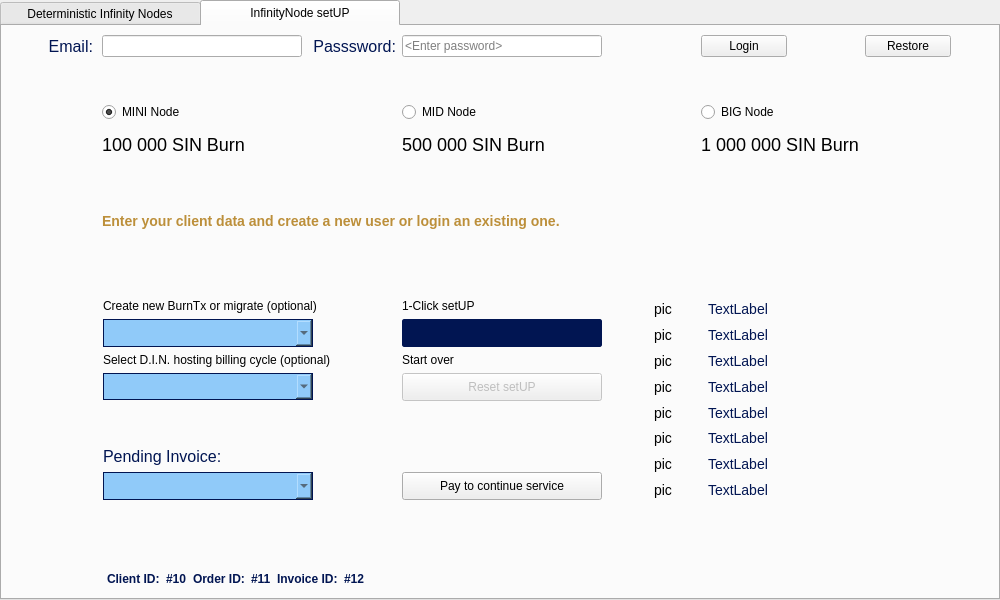
First picture: the form in src/qt/forms/masternodelist.ui, repository hardwarewise/SIN-core, before the edit.
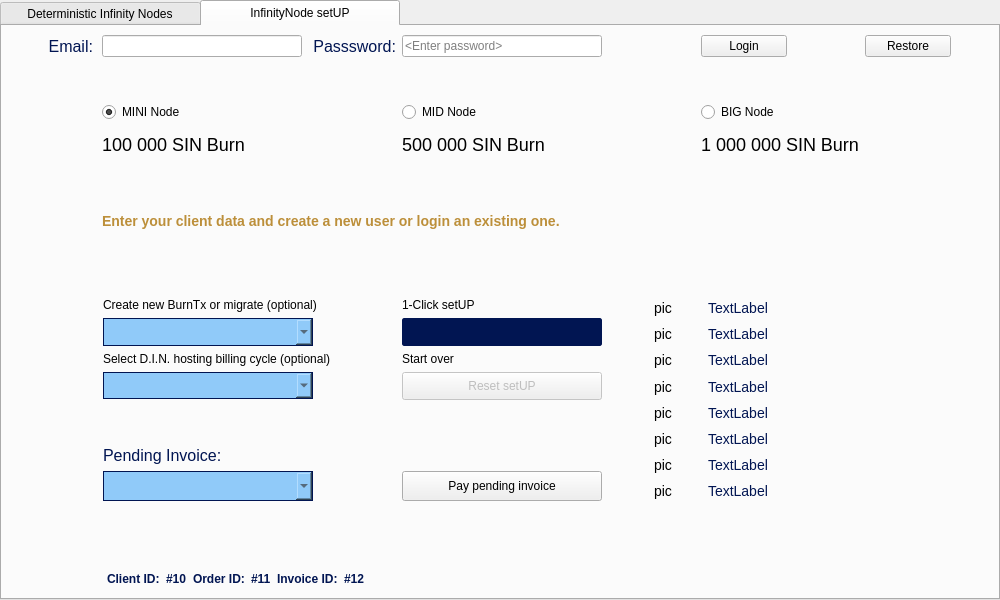
Second picture: the form after the edit. The open tabs and pages were chosen to show the change. Icons and pictures are not drawn.

Commit message:
"Open infinitynode config file" link removed.
Also, the text of the "Pay to continue service" button in the setUP tab has been changed to "Pay pending invoice".

What changed in the file:
```diff
--- a/src/qt/forms/masternodelist.ui
+++ b/src/qt/forms/masternodelist.ui
@@ -799,13 +799,13 @@
                 <property name="minimumSize">
                  <size>
                   <width>200</width>
-                  <height>27</height>
+                  <height>30</height>
                  </size>
                 </property>
                 <property name="maximumSize">
                  <size>
                   <width>210</width>
-                  <height>28</height>
+                  <height>30</height>
                  </size>
                 </property>
                 <property name="styleSheet">
@@ -881,20 +881,20 @@
                 <property name="minimumSize">
                  <size>
                   <width>200</width>
-                  <height>28</height>
+                  <height>30</height>
                  </size>
                 </property>
                 <property name="maximumSize">
                  <size>
                   <width>200</width>
-                  <height>28</height>
+                  <height>30</height>
                  </size>
                 </property>
                 <property name="styleSheet">
                  <string notr="true"/>
                 </property>
                 <property name="text">
-                 <string>Pay to continue service</string>
+                 <string>Pay pending invoice</string>
                 </property>
                </widget>
               </item>
```
Left out of the diff: 3 changed lines with no effect on the pictures. The commit also changes 1 other file.
